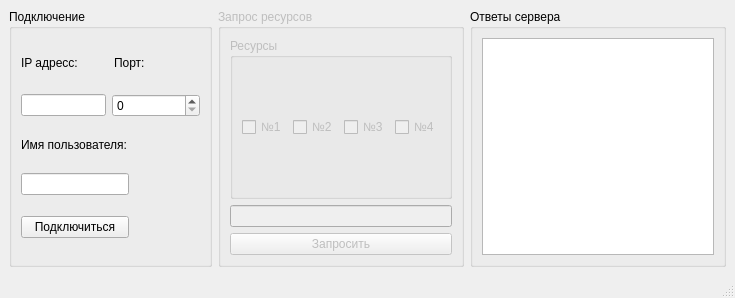
Before: the Qt Designer form MainWindow.ui in Hellos/Client, drawn with Qt 5.
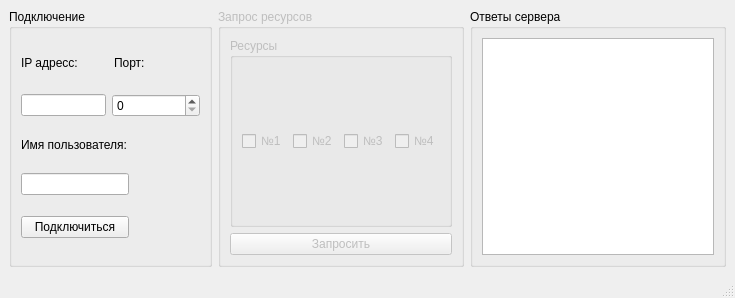
After: the same form once the commit is applied.

```diff
--- a/MainWindow.ui
+++ b/MainWindow.ui
@@ -209,9 +209,6 @@
              </layout>
             </widget>
            </item>
-           <item>
-            <widget class="QLineEdit" name="lineEdit"/>
-           </item>
           </layout>
          </item>
          <item>
```
Left out of the diff: 6 changed lines with no effect on the pictures.
